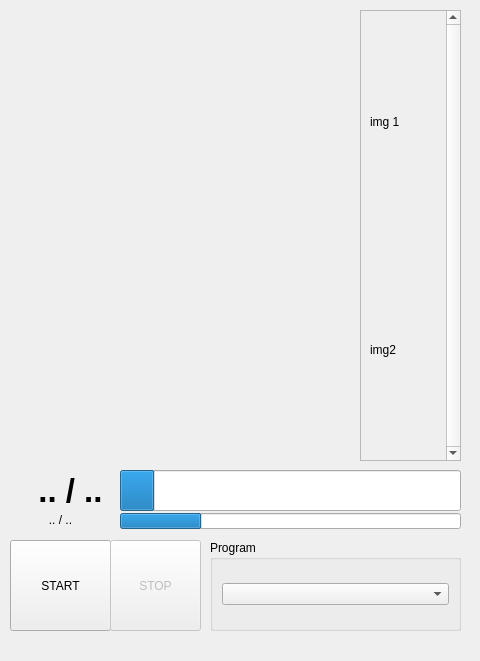
This is gui.ui in Jivelien/NAFAA as Qt 5 draws it before an edit. The edited form follows.
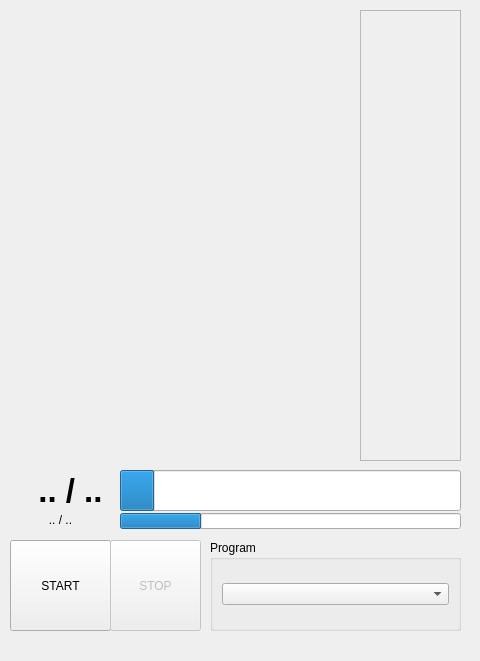
This is the edited form.

Commit message: add next exercice visualisation

The edit to the form file:
```diff
--- a/gui.ui
+++ b/gui.ui
@@ -104,49 +104,27 @@
      </rect>
     </property>
     <property name="verticalScrollBarPolicy">
-     <enum>Qt::ScrollBarAlwaysOn</enum>
+     <enum>Qt::ScrollBarAlwaysOff</enum>
+    </property>
+    <property name="horizontalScrollBarPolicy">
+     <enum>Qt::ScrollBarAlwaysOff</enum>
     </property>
     <property name="widgetResizable">
      <bool>true</bool>
     </property>
+    <property name="alignment">
+     <set>Qt::AlignLeading|Qt::AlignLeft|Qt::AlignTop</set>
+    </property>
     <widget class="QWidget" name="scrollAreaWidgetContents">
      <property name="geometry">
       <rect>
        <x>0</x>
        <y>0</y>
-       <width>85</width>
+       <width>99</width>
        <height>449</height>
       </rect>
      </property>
-     <layout class="QVBoxLayout" name="verticalLayout">
-      <item>
-       <widget class="QLabel" name="step1img">
-        <property name="text">
-         <string>img 1</string>
-        </property>
-       </widget>
-      </item>
-      <item>
-       <spacer name="horizontalSpacer">
-        <property name="orientation">
-         <enum>Qt::Horizontal</enum>
-        </property>
-        <property name="sizeHint" stdset="0">
-         <size>
-          <width>40</width>
-          <height>20</height>
-         </size>
-        </property>
-       </spacer>
-      </item>
-      <item>
-       <widget class="QLabel" name="step2img">
-        <property name="text">
-         <string>img2</string>
-        </property>
-       </widget>
-      </item>
-     </layout>
+     <layout class="QVBoxLayout" name="verticalLayout"/>
     </widget>
    </widget>
    <widget class="QGroupBox" name="program_group_box">
```
The commit also changes 2 other files.
